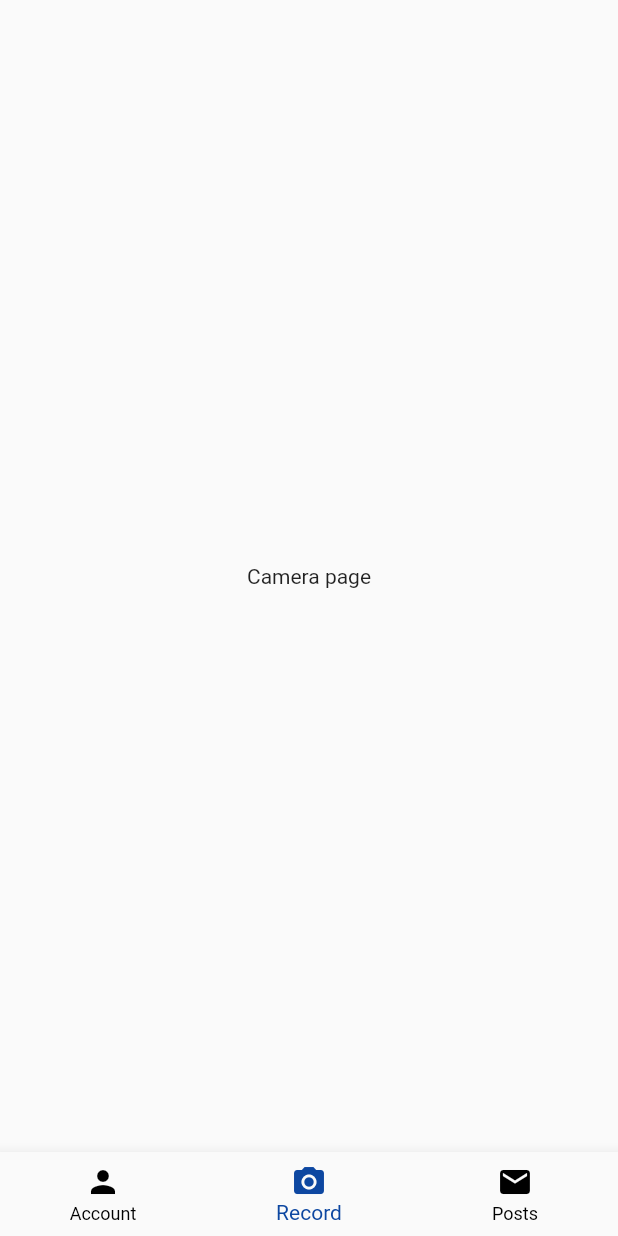
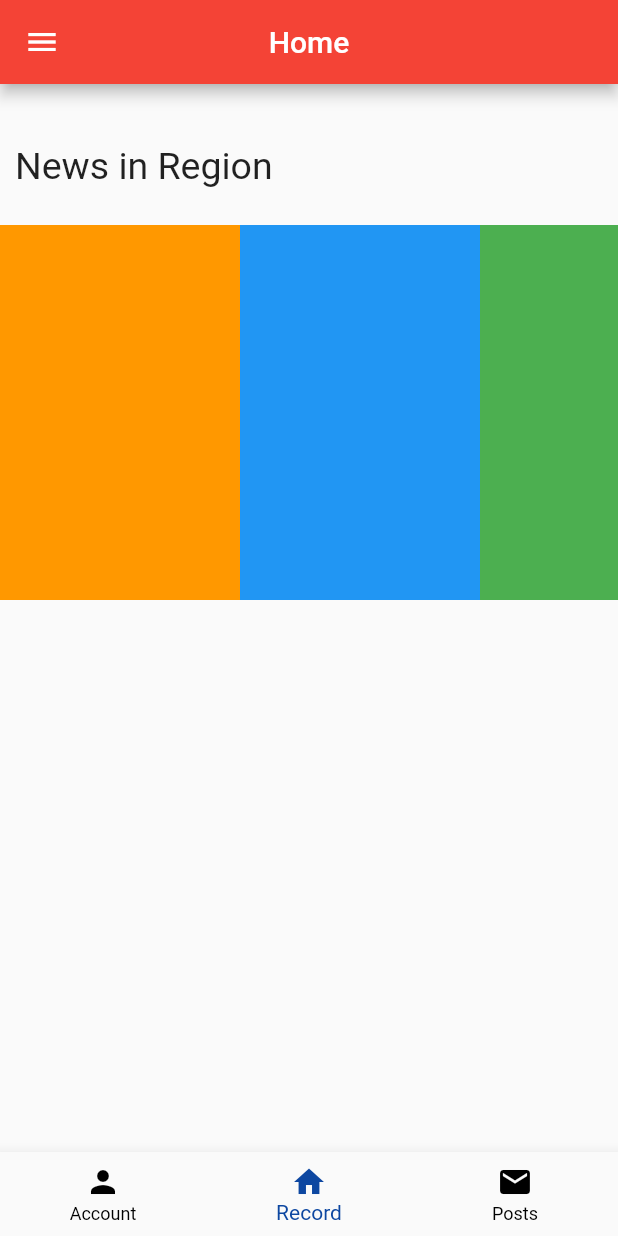
Before and after one commit to pravoslavzilka/CADL-2, a Flutter app: the screen it shows once a user with an empty profile is signed in, on a phone screen of 412 x 824 dp. Run offline on Flutter 3.47's test engine with Material 2 defaults, Android fonts, the phone set to English and light mode, and no system bars; our stand-ins replace cloud_firestore, firebase_auth, firebase_core, google_fonts; accounts and stored records are empty; Roboto replaces fonts that are missing (Times).

Commit message:
home page basic layout with test scroll bar

```diff
--- a/lib/main.dart
+++ b/lib/main.dart
@@ -128,7 +128,7 @@ class _MyBottomNavigationBarState extends State<MyBottomNavigationBar> {
             label: "Account",
           ),
           BottomNavigationBarItem(
-            icon: Icon(Icons.photo_camera),
+            icon: Icon(Icons.home),
             label: "Record",
           ),
           BottomNavigationBarItem(
--- a/lib/pages/AccountPage.dart
+++ b/lib/pages/AccountPage.dart
@@ -1,7 +1,6 @@
 import 'package:flutter/material.dart';
 import 'package:firebase_auth/firebase_auth.dart';
 import 'package:cloud_firestore/cloud_firestore.dart';
-import 'package:settings_ui/settings_ui.dart';
 
 
 final FirebaseAuth auth = FirebaseAuth.instance;
@@ -39,7 +38,6 @@ class AccountPage extends StatelessWidget {
         if (snapshot.connectionState == ConnectionState.waiting) {
           return Text("Loading");
         }
-        print(snapshot.data.docs[0]["region"]);
         return Scaffold(
           appBar: AppBar(
             title: Text("Account"),
@@ -48,7 +46,7 @@ class AccountPage extends StatelessWidget {
           ),
           body:  Container(
             child: SafeArea(
-              child: Column(
+              child: ListView(
                 children: <Widget>[
                   Padding(
                     padding: EdgeInsets.only(top: 35),
@@ -96,7 +94,7 @@ class AccountPage extends StatelessWidget {
                     ),
                   ),
                   Padding(
-                    padding: EdgeInsets.only(top: 2),
+                    padding: EdgeInsets.only(top: 2, bottom: 50),
                     child: const Card(
                         child: Align(
                           alignment: Alignment.topLeft,
@@ -197,7 +195,10 @@ Widget regionSection(String region) {
   );
 }
 
-Widget matBut = MaterialButton(
+Widget matBut = ElevatedButton(
+  style: ElevatedButton.styleFrom(
+    primary: Colors.blue,
+  ),
   child: Text("Sign out"),
   onPressed: () async {
     await FirebaseAuth.instance.signOut();
--- a/lib/pages/CameraPage.dart
+++ b/lib/pages/CameraPage.dart
@@ -1,12 +1,103 @@
+import 'package:flutter/cupertino.dart';
 import 'package:flutter/material.dart';
+import 'AccountPage.dart';
+import 'package:google_fonts/google_fonts.dart';
 
 
 class CameraPage extends StatelessWidget {
   @override
   Widget build(BuildContext context) {
     return Scaffold(
+        appBar: AppBar(
+          title: Text("Home"),
+          backgroundColor: Colors.red,
+          centerTitle: true,
+        ),
+        drawer: Container(
+          width: 250,
+          child: Drawer(
+            child: ListView(
+              padding: EdgeInsets.zero,
+              children: <Widget>[
+                Container(
+                  padding: EdgeInsets.only(top:20),
+                  child: ListTile(
+                    title: Row(
+                      children: [
+                        Icon(Icons.account_circle),
+                        Container(
+                          margin: EdgeInsets.only(left:20),
+                          child:Text("Your account"),
+                        )
+                      ],
+                    ),
+                    onTap: () {
+                      Navigator.push(
+                        context,
+                        MaterialPageRoute(builder: (context) => AccountPage()),
+                      );
+                    },
+                  ),
+                ),
+                ListTile(
+                  title: Text('Item 2'),
+                  onTap: () {
+                    // Update the state of the app
+                    // ...
+                    // Then close the drawer
+                    Navigator.pop(context);
+                  },
+                ),
+              ],
+            ),
+          ),
+        ),
         body: Center(
-          child: Text("Camera page"),
+          child: SafeArea(
+            child: ListView(
+              children: <Widget> [
+                Container(
+                  padding: EdgeInsets.only(top: 40,bottom: 25, left:10),
+                  child: Text(
+                      "News in Region",
+                      style: TextStyle(
+                        fontSize: 25,
+                        fontFamily: "Times",
+                      ),
+                  ),
+                ),
+                Container(
+                  height: 250,
+                  child: ListView(
+                    scrollDirection: Axis.horizontal,
+                    physics: BouncingScrollPhysics(),
+                    children: <Widget>[
+                      Container(
+                        width: 160.0,
+                        color: Colors.orange,
+                      ),
+                      Container(
+                        width: 160.0,
+                        color: Colors.blue,
+                      ),
+                      Container(
+                        width: 160.0,
+                        color: Colors.green,
+                      ),
+                      Container(
+                        width: 160.0,
+                        color: Colors.yellow,
+                      ),
+                      Container(
+                        width: 160.0,
+                        color: Colors.orange,
+                      ),
+                    ],
+                  ),
+                ),
+              ],
+            ),
+          ),
         )
     );
   }
--- a/pubspec.yaml
+++ b/pubspec.yaml
@@ -26,7 +26,7 @@ dependencies:
   firebase_core: "0.7.0"
   firebase_auth: "0.20.1"
   cloud_firestore: "^0.16.0+1"
-  settings_ui: ^0.2.0
+  google_fonts:
 
 
 
```
Also changed, not shown: pubspec.lock.
